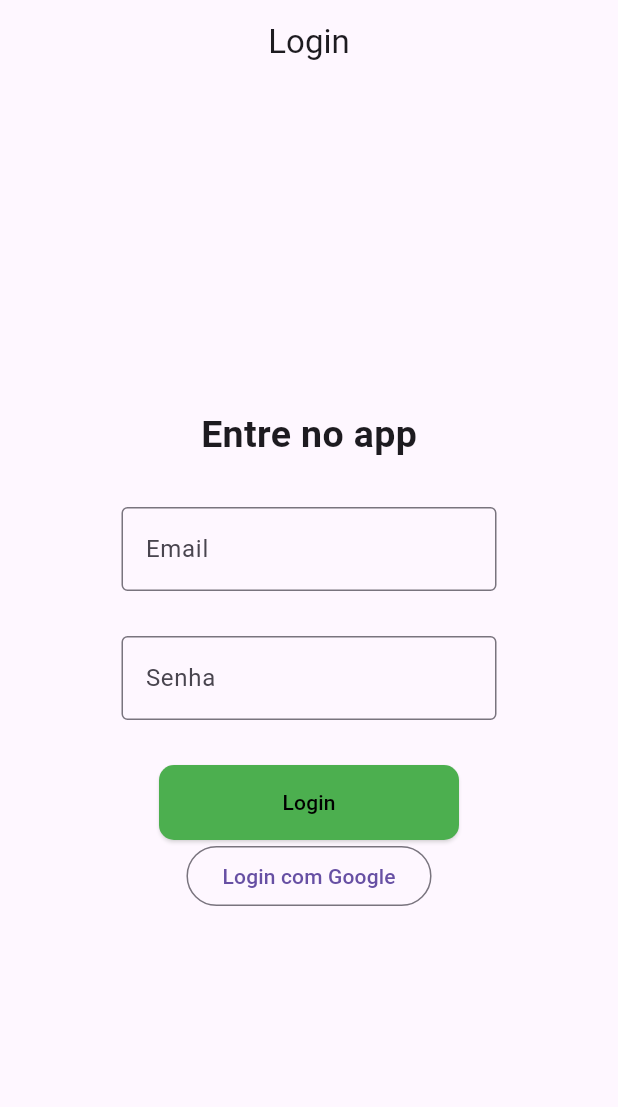
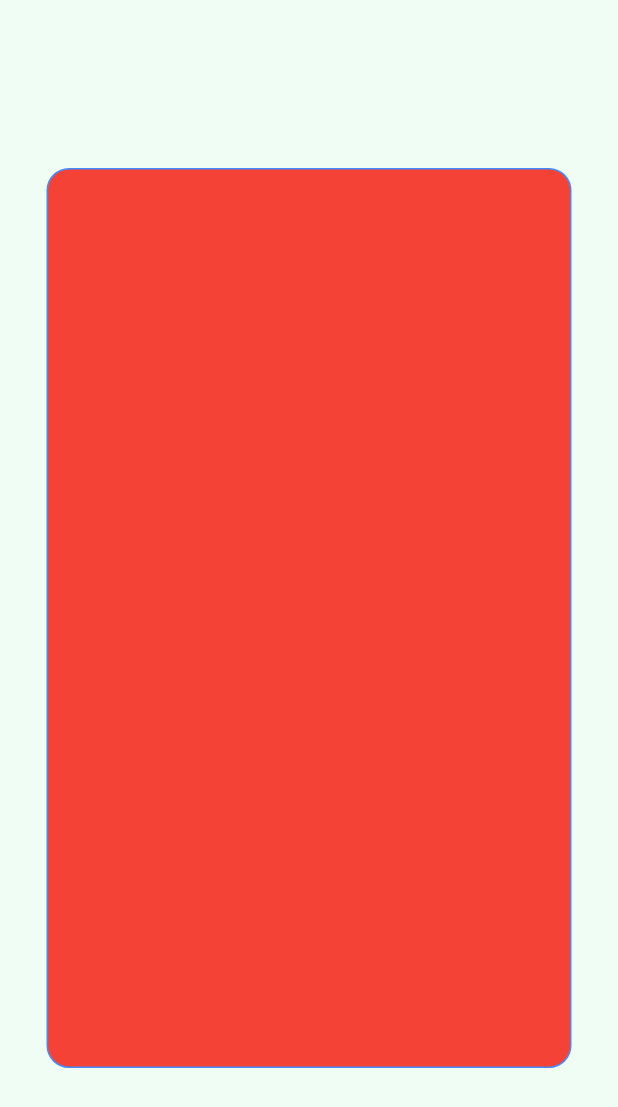
Before and after one commit to FabioMiguelNascimento/echoTrack, a Flutter app: the screen it shows after launch, on a phone screen of 412 x 824 dp. Shown: the top 1107 px of the screen. Run offline on Flutter 3.47's test engine with Material 3 defaults, Android fonts, the phone set to English and light mode, and no system bars.

Commit message:
add: Inicio da estilização dá página de login do aplicativo

```diff
--- a/lib/pages/login.pages.dart
+++ b/lib/pages/login.pages.dart
@@ -6,61 +6,27 @@ class LoginPage extends StatelessWidget {
   @override
   Widget build(BuildContext context) {
     return Scaffold(
-      appBar: AppBar(centerTitle: true, title: const Text("Login")),
+      backgroundColor: Color(0xffF0FDF4),
       body: Center(
         child: SizedBox(
-          width: 250,
-          child: Column(
-            spacing: 30,
-            mainAxisAlignment: MainAxisAlignment.center,
-            children: <Widget>[
-              Text(
-                "Entre no app",
-                style: TextStyle(fontSize: 25, fontWeight: FontWeight.bold),
-              ),
-              TextField(
-                decoration: InputDecoration(
-                  border: OutlineInputBorder(),
-                  labelText: "Email",
-                ),
-              ),
-              TextField(
-                obscureText: true,
-                decoration: InputDecoration(
-                  border: OutlineInputBorder(),
-                  labelText: "Senha",
-                ),
-              ),
-              SizedBox(
-                width: 225,
-                child: Column(
-                  mainAxisAlignment: MainAxisAlignment.spaceBetween,
-                  children: <Widget>[
-                    ElevatedButton(
-                      onPressed: () {},
-                      style: ElevatedButton.styleFrom(
-                        backgroundColor: const Color.fromARGB(255, 76, 175, 79),
-                        padding: EdgeInsets.all(10),
-                        maximumSize: Size(300.0, 50.0),
-                        minimumSize: Size(200.0, 50.0),
-                        shadowColor: Color.fromARGB(255, 255, 255, 255),
-                        shape: RoundedRectangleBorder(
-                          borderRadius: BorderRadius.circular(10.0),
-                        ),
-                      ),
-                      child: const Text(
-                        "Login",
-                        style: TextStyle(color: Colors.black),
-                      ),
-                    ),
-                    OutlinedButton(
-                      onPressed: () {},
-                      child: const Text("Login com Google"),
-                    ),
-                  ],
-                ),
-              ),
-            ],
+          width: 350,
+          height: 600,
+          child: Container(
+            constraints: BoxConstraints.expand(
+              height:
+                  Theme.of(context).textTheme.headlineMedium!.fontSize! * 1.1 +
+                  200.0,
+            ),
+            decoration: BoxDecoration(
+              color: Colors.red,
+              border: Border.all(color: Colors.blueAccent),
+              borderRadius: BorderRadius.circular(15),
+            ),
+            padding: const EdgeInsets.all(8.0),
+            alignment: Alignment.center,
+            child: Column(
+
+            ),
           ),
         ),
       ),
```
